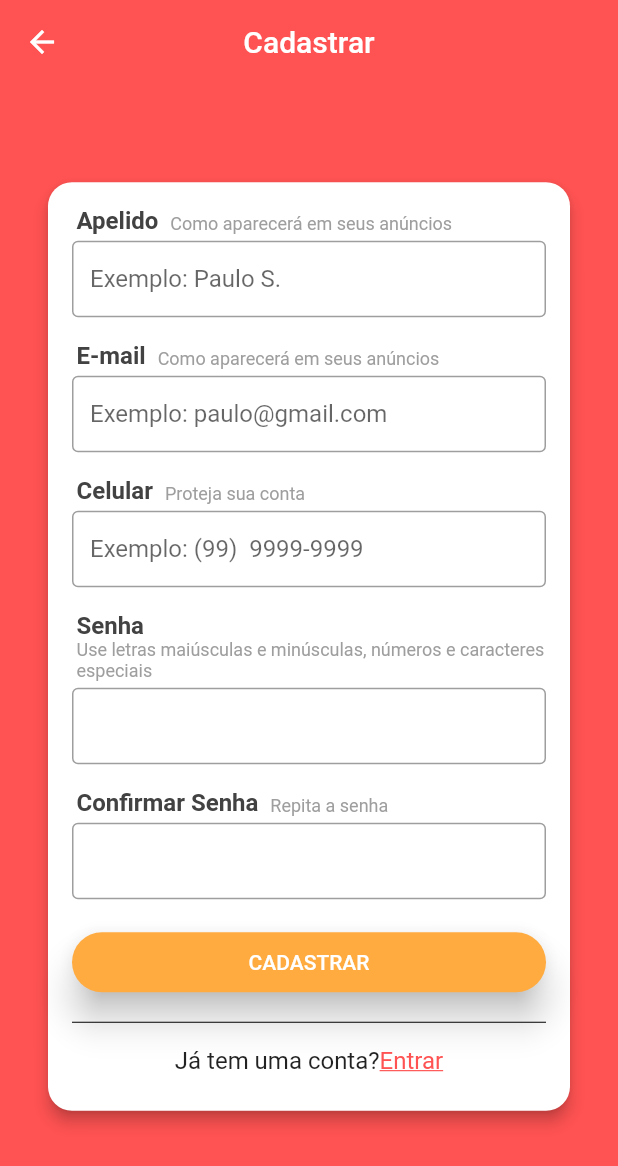
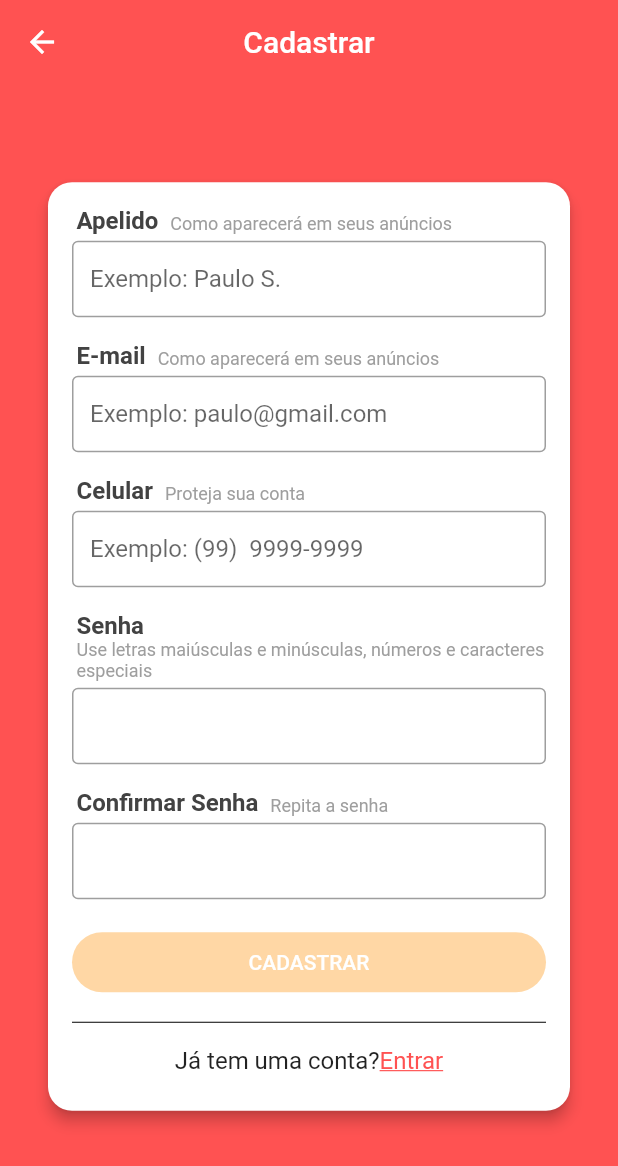
Before and after one commit to PAULOFO/Magazine-Market, a Flutter app: the SignUpScreen screen opened directly, on a phone screen of 412 x 824 dp. Shown: the top 1166 px of the screen. Run offline on Flutter 3.47's test engine with Material 2 defaults, Android fonts, the phone set to English and light mode, and no system bars; our stand-ins replace brasil_fields, flutter_mobx, get_it, mobx, parse_server_sdk; generated files the repository leaves out were written again.

```diff
--- a/lib/screens/signup/signup_screen.dart
+++ b/lib/screens/signup/signup_screen.dart
@@ -39,6 +39,7 @@ class SignUpScreen extends StatelessWidget {
                     ),
                     Observer(builder: (_){
                       return TextField(
+                        enabled: !signupStore.loading,
                         decoration: InputDecoration(
                             border: OutlineInputBorder(),
                             hintText: 'Exemplo: Paulo S.',
@@ -56,6 +57,7 @@ class SignUpScreen extends StatelessWidget {
                     ),
                     Observer(builder: (_){
                       return TextField(
+                        enabled: !signupStore.loading,
                         decoration: InputDecoration(
                           border: OutlineInputBorder(),
                           hintText: 'Exemplo: paulo@gmail.com',
@@ -74,6 +76,7 @@ class SignUpScreen extends StatelessWidget {
                     ),
                     Observer(builder: (_){
                       return TextField(
+                        enabled: !signupStore.loading,
                         decoration: InputDecoration(
                           border: OutlineInputBorder(),
                           hintText: 'Exemplo: (99)  9999-9999',
@@ -94,6 +97,7 @@ class SignUpScreen extends StatelessWidget {
                       subtitle: 'Use letras maiúsculas e minúsculas, números e caracteres especiais',
                     ),
                     TextField(
+                      enabled: !signupStore.loading,
                       decoration: InputDecoration(
                         border: OutlineInputBorder(),
                         isDense: true,
@@ -109,6 +113,7 @@ class SignUpScreen extends StatelessWidget {
                     ),
                     Observer(builder: (_){
                       return TextField(
+                        enabled: !signupStore.loading,
                         decoration: InputDecoration(
                           border: OutlineInputBorder(),
                           isDense: true,
@@ -119,20 +124,28 @@ class SignUpScreen extends StatelessWidget {
                       );
                     }),
                     const SizedBox(height: 10,),
-                    Container(
+                    Observer(builder: (_){
+                      return Container(
                         height: 40,
                         margin: const EdgeInsets.symmetric(vertical: 12),
-                      child: RaisedButton(
+                        child:  RaisedButton(
                           color: Colors.orangeAccent,
-                        child: Text('CADASTRAR'),
+                          disabledColor: Colors.orangeAccent.withAlpha(120),
+                          child: signupStore.loading
+                              ? CircularProgressIndicator(
+                            valueColor: AlwaysStoppedAnimation(Colors.white),
+                          )
+                              :  Text('CADASTRAR'),
                           textColor: Colors.white,
                           elevation: 10,
                           shape: RoundedRectangleBorder(
                             borderRadius: BorderRadius.circular(50),
                           ),
-                        onPressed: (){},
+                          onPressed: signupStore.signUpPressed,
+
                         ),
-                    ),
+                      );
+                    }),
                     Divider(color: Colors.black),
                     Padding(
                       padding: const EdgeInsets.symmetric(vertical: 8),
```
Also changed, not shown: lib/stores/signup_store.dart (+19 -0 lines), lib/stores/signup_store.g.dart. Lines whose indentation alone changed are shown as unchanged.
